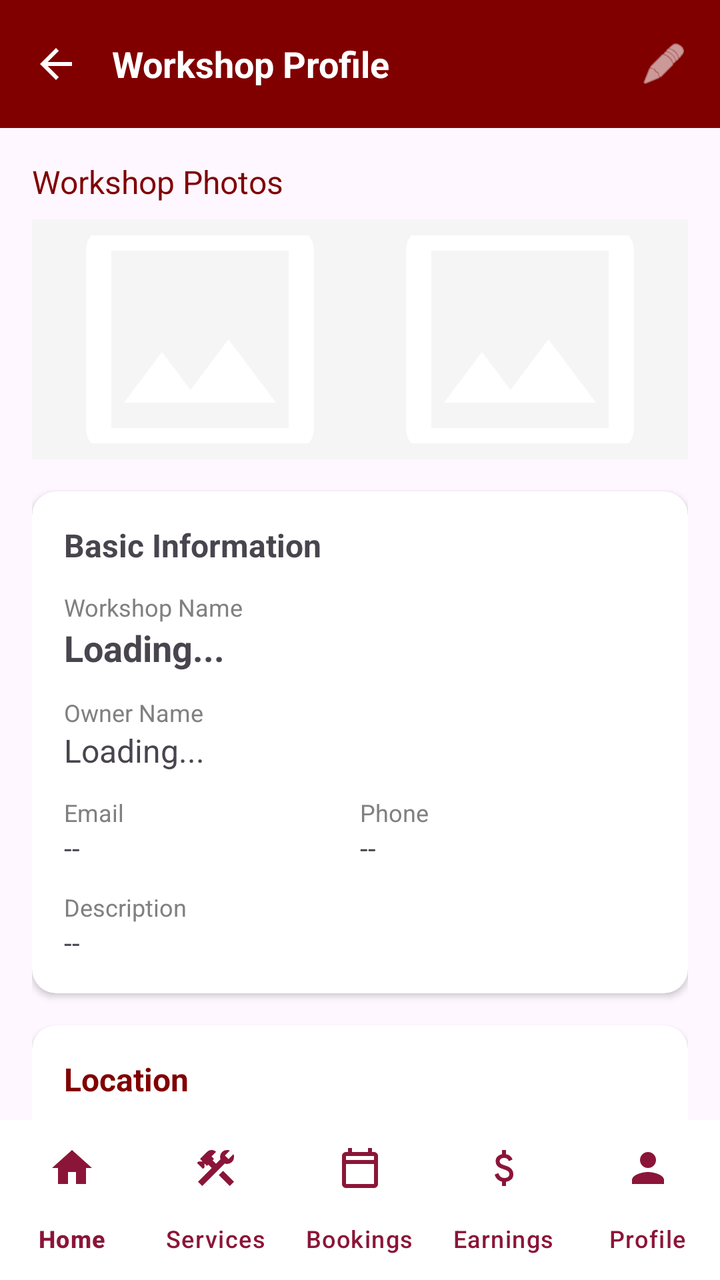
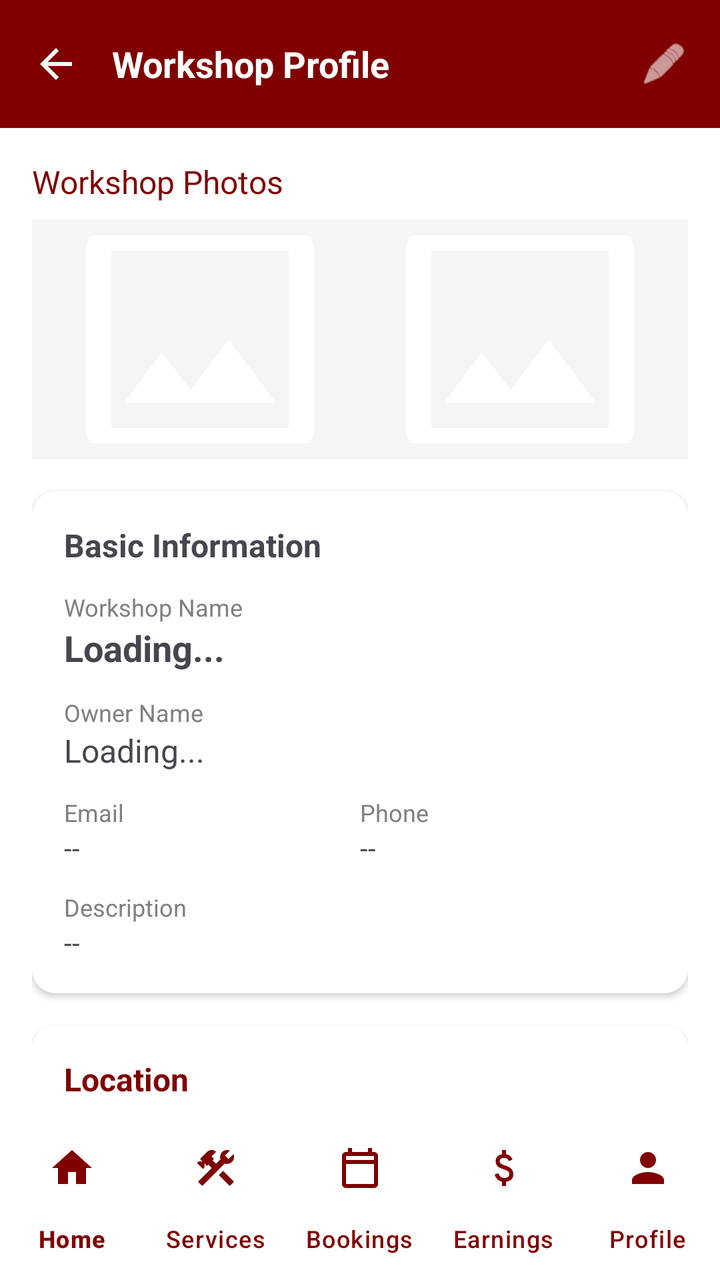

An Android layout rendered at two revisions. The XML below is the earlier revision; the diff shows what the commit changed to produce the second picture.
<!-- AndroidManifest.xml: application theme Theme.SemesterProject -->
<!-- res/layout/activity_workshop_profile.xml -->
<?xml version="1.0" encoding="utf-8"?>
<androidx.constraintlayout.widget.ConstraintLayout xmlns:android="http://schemas.android.com/apk/res/android"
    xmlns:app="http://schemas.android.com/apk/res-auto"
    android:layout_width="match_parent"
    android:layout_height="match_parent">

    <com.google.android.material.appbar.AppBarLayout
        android:id="@+id/appBarLayout"
        android:layout_width="match_parent"
        android:layout_height="wrap_content"
        android:background="#800000"
        app:layout_constraintTop_toTopOf="parent">

        <androidx.appcompat.widget.Toolbar
            android:id="@+id/toolbar"
            android:layout_width="match_parent"
            android:layout_height="?attr/actionBarSize">

            <RelativeLayout
                android:layout_width="match_parent"
                android:layout_height="match_parent">

                <ImageView
                    android:id="@+id/btn_back"
                    android:layout_width="24dp"
                    android:layout_height="24dp"
                    android:src="@drawable/ic_arrow_back"
                    app:tint="@color/white"
                    android:layout_centerVertical="true"/>

                <TextView
                    android:layout_width="wrap_content"
                    android:layout_height="wrap_content"
                    android:text="Workshop Profile"
                    android:textColor="@android:color/white"
                    android:textSize="18sp"
                    android:textStyle="bold"
                    android:layout_toEndOf="@id/btn_back"
                    android:layout_marginStart="16dp"
                    android:layout_centerVertical="true"/>

                <ImageView
                    android:id="@+id/iv_edit"
                    android:layout_width="24dp"
                    android:layout_height="24dp"
                    android:src="@android:drawable/ic_menu_edit"
                    app:tint="@color/white"
                    android:layout_alignParentEnd="true"
                    android:layout_centerVertical="true"
                    android:layout_marginEnd="16dp"/>
            </RelativeLayout>
        </androidx.appcompat.widget.Toolbar>
    </com.google.android.material.appbar.AppBarLayout>

    <androidx.core.widget.NestedScrollView
        android:layout_width="match_parent"
        android:layout_height="0dp"
        app:layout_constraintTop_toBottomOf="@id/appBarLayout"
        app:layout_constraintBottom_toTopOf="@id/providerBottomNav">

        <LinearLayout
            android:layout_width="match_parent"
            android:layout_height="wrap_content"
            android:orientation="vertical"
            android:padding="16dp">

            <TextView
                android:layout_width="wrap_content"
                android:layout_height="wrap_content"
                android:text="Workshop Photos"
                android:textSize="16sp"
                android:textColor="#800000"
                android:layout_marginBottom="8dp" />

            <LinearLayout
                android:layout_width="match_parent"
                android:layout_height="120dp"
                android:orientation="horizontal"
                android:background="#F5F5F5"
                android:padding="8dp"
                android:layout_marginBottom="16dp">

                <ImageView
                    android:id="@+id/iv_display_image_1"
                    android:layout_width="0dp"
                    android:layout_height="match_parent"
                    android:layout_weight="1"
                    android:src="@drawable/ic_image_placeholder"
                    android:scaleType="centerCrop"
                    android:layout_marginEnd="8dp" />

                <ImageView
                    android:id="@+id/iv_display_image_2"
                    android:layout_width="0dp"
                    android:layout_height="match_parent"
                    android:layout_weight="1"
                    android:src="@drawable/ic_image_placeholder"
                    android:scaleType="centerCrop" />
            </LinearLayout>

            <androidx.cardview.widget.CardView
                android:layout_width="match_parent"
                android:layout_height="wrap_content"
                app:cardCornerRadius="12dp"
                app:cardElevation="2dp"
                android:layout_marginBottom="16dp">

                <LinearLayout
                    android:layout_width="match_parent"
                    android:layout_height="wrap_content"
                    android:orientation="vertical"
                    android:padding="16dp">

                    <TextView
                        android:text="Basic Information"
                        android:textStyle="bold"
                        android:textSize="16sp"
                        android:layout_marginBottom="12dp"
                        android:layout_width="wrap_content"
                        android:layout_height="wrap_content"/>

                    <TextView
                        android:text="Workshop Name"
                        android:textColor="#808080"
                        android:textSize="12sp"
                        android:layout_width="wrap_content"
                        android:layout_height="wrap_content"/>
                    <TextView
                        android:id="@+id/tv_workshop_name"
                        android:text="Loading..."
                        android:textSize="18sp"
                        android:textStyle="bold"
                        android:layout_marginBottom="12dp"
                        android:layout_width="wrap_content"
                        android:layout_height="wrap_content"/>

                    <TextView
                        android:text="Owner Name"
                        android:textColor="#808080"
                        android:textSize="12sp"
                        android:layout_width="wrap_content"
                        android:layout_height="wrap_content"/>
                    <TextView
                        android:id="@+id/tv_owner_name"
                        android:text="Loading..."
                        android:textSize="16sp"
                        android:layout_marginBottom="12dp"
                        android:layout_width="wrap_content"
                        android:layout_height="wrap_content"/>

                    <LinearLayout
                        android:layout_width="match_parent"
                        android:layout_height="wrap_content"
                        android:orientation="horizontal">

                        <LinearLayout
                            android:layout_weight="1"
                            android:layout_width="0dp"
                            android:layout_height="wrap_content"
                            android:orientation="vertical">
                            <TextView
                                android:text="Email"
                                android:textColor="#808080"
                                android:textSize="12sp"
                                android:layout_width="wrap_content"
                                android:layout_height="wrap_content"/>
                            <TextView
                                android:id="@+id/tv_email"
                                android:text="--"
                                android:textSize="14sp"
                                android:layout_width="wrap_content"
                                android:layout_height="wrap_content"/>
                        </LinearLayout>

                        <LinearLayout
                            android:layout_weight="1"
                            android:layout_width="0dp"
                            android:layout_height="wrap_content"
                            android:orientation="vertical">
                            <TextView
                                android:text="Phone"
                                android:textColor="#808080"
                                android:textSize="12sp"
                                android:layout_width="wrap_content"
                                android:layout_height="wrap_content"/>
                            <TextView
                                android:id="@+id/tv_phone"
                                android:text="--"
                                android:textSize="14sp"
                                android:layout_width="wrap_content"
                                android:layout_height="wrap_content"/>
                        </LinearLayout>
                    </LinearLayout>

                    <TextView
                        android:text="Description"
                        android:textColor="#808080"
                        android:textSize="12sp"
                        android:layout_marginTop="12dp"
                        android:layout_width="wrap_content"
                        android:layout_height="wrap_content"/>
                    <TextView
                        android:id="@+id/tv_description"
                        android:text="--"
                        android:layout_width="wrap_content"
                        android:layout_height="wrap_content"/>

                </LinearLayout>
            </androidx.cardview.widget.CardView>

            <androidx.cardview.widget.CardView
                android:layout_width="match_parent"
                android:layout_height="wrap_content"
                app:cardCornerRadius="12dp"
                app:cardElevation="2dp"
                android:layout_marginBottom="16dp">

                <LinearLayout
                    android:layout_width="match_parent"
                    android:layout_height="wrap_content"
                    android:orientation="vertical"
                    android:padding="16dp">

                    <TextView
                        android:text="Location"
                        android:textStyle="bold"
                        android:textSize="16sp"
                        android:textColor="#800000"
                        android:layout_marginBottom="8dp"
                        android:layout_width="wrap_content"
                        android:layout_height="wrap_content"/>

                    <TextView
                        android:id="@+id/tv_address"
                        android:text="Loading Address..."
                        android:textSize="16sp"
                        android:layout_marginBottom="4dp"
                        android:layout_width="match_parent"
                        android:layout_height="wrap_content"/>

                    <TextView
                        android:id="@+id/tv_city_pin"
                        android:text="City, Pincode"
                        android:textColor="#808080"
                        android:layout_width="match_parent"
                        android:layout_height="wrap_content"/>
                </LinearLayout>
            </androidx.cardview.widget.CardView>

            <LinearLayout
                android:layout_width="match_parent"
                android:layout_height="wrap_content"
                android:orientation="horizontal"
                android:gravity="center">

                <com.google.android.material.button.MaterialButton
                    android:id="@+id/btn_view_reviews"
                    android:layout_width="0dp"
                    android:layout_height="wrap_content"
                    android:layout_weight="1"
                    android:text="View Reviews"
                    android:textColor="#800000"
                    style="@style/Widget.MaterialComponents.Button.OutlinedButton"
                    app:strokeColor="#800000"
                    android:layout_marginEnd="8dp" />

                <com.google.android.material.button.MaterialButton
                    android:id="@+id/btn_manage_services"
                    android:layout_width="0dp"
                    android:layout_height="wrap_content"
                    android:layout_weight="1"
                    android:text="Manage Services"
                    android:textColor="@android:color/white"
                    android:backgroundTint="#800000" />
            </LinearLayout>

        </LinearLayout>
    </androidx.core.widget.NestedScrollView>

    <com.google.android.material.bottomnavigation.BottomNavigationView
        android:id="@+id/providerBottomNav"
        android:layout_width="match_parent"
        android:layout_height="wrap_content"
        android:background="#FFFFFF"
        app:menu="@menu/provider_bottom_nav_menu"
        app:labelVisibilityMode="labeled"
        app:itemIconTint="@color/app_color"
        app:itemTextColor="@color/app_color"
        app:layout_constraintBottom_toBottomOf="parent"
        app:layout_constraintStart_toStartOf="parent"
        app:layout_constraintEnd_toEndOf="parent"/>

</androidx.constraintlayout.widget.ConstraintLayout>
<!-- resources referenced by this layout -->
<resources>
  <color name="app_color">#8B1538</color>
  <color name="white">#FFFFFFFF</color>
  <!-- drawable ic_arrow_back (drawable) -->
  <vector xmlns:android="http://schemas.android.com/apk/res/android"
      android:width="24dp"
      android:height="24dp"
      android:viewportWidth="24"
      android:viewportHeight="24">
      <path
          android:fillColor="#FFFFFF"
          android:pathData="M20,11H7.83l5.59,-5.59L12,4l-8,8 8,8 1.41,-1.41L7.83,13H20v-2z"/>
  </vector>
  <!-- drawable ic_image_placeholder (drawable) -->
  <vector xmlns:android="http://schemas.android.com/apk/res/android"
      android:width="24dp"
      android:height="24dp"
      android:viewportWidth="960"
      android:viewportHeight="960">
    <path
        android:pathData="M200,840q-33,0 -56.5,-23.5T120,760v-560q0,-33 23.5,-56.5T200,120h560q33,0 56.5,23.5T840,200v560q0,33 -23.5,56.5T760,840L200,840ZM200,760h560v-560L200,200v560ZM240,680h480L570,480 450,640l-90,-120 -120,160ZM200,760v-560,560Z"
        android:fillColor="#FFFFFF"/>
  </vector>
  <style name="Theme.SemesterProject" parent="Base.Theme.SemesterProject" />
  <style name="Base.Theme.SemesterProject" parent="Theme.Material3.DayNight.NoActionBar">
          
          
      </style>
</resources>

<!-- the commit's change to res/layout/activity_workshop_profile.xml (unified diff, before → after) -->
@@ -2,6 +2,8 @@
 <androidx.constraintlayout.widget.ConstraintLayout xmlns:android="http://schemas.android.com/apk/res/android"
     xmlns:app="http://schemas.android.com/apk/res-auto"
     android:layout_width="match_parent"
+    android:background="@color/white"
+    android:backgroundTint="@color/white"
     android:layout_height="match_parent">
 
     <com.google.android.material.appbar.AppBarLayout
@@ -109,6 +111,7 @@
                     android:layout_width="match_parent"
                     android:layout_height="wrap_content"
                     android:orientation="vertical"
+                    android:background="@color/white"
                     android:padding="16dp">
 
                     <TextView
@@ -219,6 +222,7 @@
                     android:layout_width="match_parent"
                     android:layout_height="wrap_content"
                     android:orientation="vertical"
+                    android:background="@color/white"
                     android:padding="16dp">
 
                     <TextView
<!-- resource entries referenced after the edit -->
@@ -1,6 +1,6 @@
 <!-- resources referenced by this layout -->
 <resources>
-  <color name="app_color">#8B1538</color>
+  <color name="app_color">#800000</color>
   <color name="white">#FFFFFFFF</color>
   <!-- drawable ic_arrow_back (drawable) -->
   <vector xmlns:android="http://schemas.android.com/apk/res/android"
